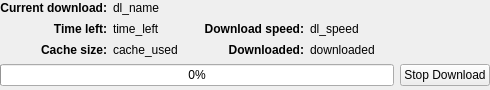
Above: rare/ui/components/tabs/downloads/download_widget.ui from RareDevs/Rare before the change. Below: the same form after it.
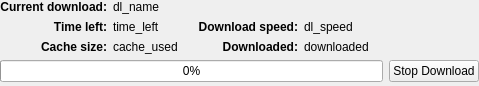
That is the form after the change.

Commit message: Stylesheets: set minimum height in `ex`

Patch:
```diff
--- a/rare/ui/components/tabs/downloads/download_widget.ui
+++ b/rare/ui/components/tabs/downloads/download_widget.ui
@@ -6,8 +6,8 @@
    <rect>
     <x>0</x>
     <y>0</y>
-    <width>490</width>
-    <height>90</height>
+    <width>479</width>
+    <height>86</height>
    </rect>
   </property>
   <property name="windowTitle">
@@ -180,7 +180,7 @@
    <item row="3" column="4">
     <widget class="QPushButton" name="kill_button">
      <property name="sizePolicy">
-      <sizepolicy hsizetype="Fixed" vsizetype="Fixed">
+      <sizepolicy hsizetype="Preferred" vsizetype="Preferred">
        <horstretch>0</horstretch>
        <verstretch>0</verstretch>
       </sizepolicy>
@@ -192,12 +192,6 @@
    </item>
    <item row="3" column="0" colspan="4">
     <widget class="QProgressBar" name="progress_bar">
-     <property name="sizePolicy">
-      <sizepolicy hsizetype="Minimum" vsizetype="Maximum">
-       <horstretch>0</horstretch>
-       <verstretch>0</verstretch>
-      </sizepolicy>
-     </property>
      <property name="value">
       <number>0</number>
      </property>
```
Left out of the diff: 118 changed lines with no effect on the pictures. The commit also changes 7 other files.
